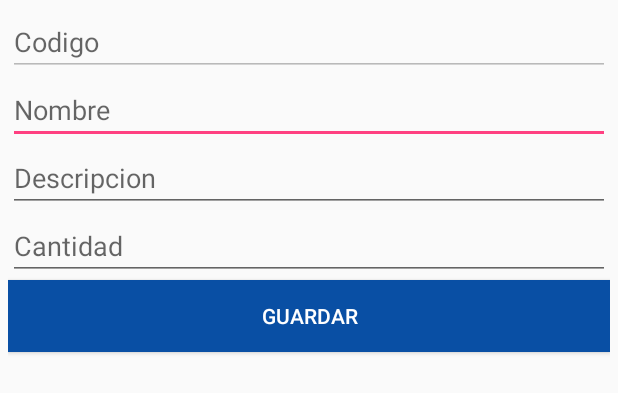
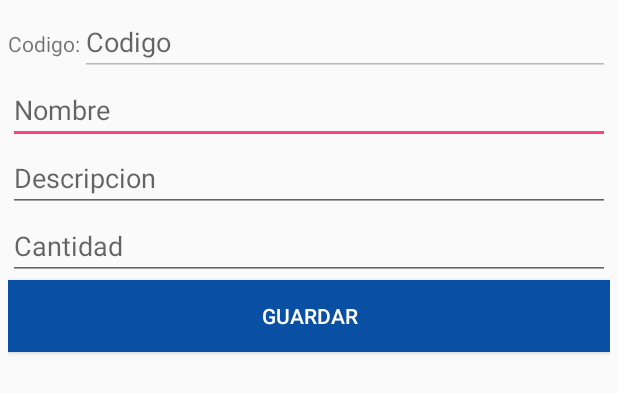
Before and after one commit to johnlopezvega/retomobiledeveloper, an Android app: the layout fragment_edit_product.xml on its own in the app's theme, with its tools: preview values and no code run, on a phone screen of 412 x 824 dp. Shown: the top 393 px of the screen. Run offline under Robolectric (Android 15) with nearby library versions, the phone set to English and light mode, and no system bars.

Commit message:
mejora de titulo para el codigo

```diff
--- a/ProductosBBVA/app/src/main/res/layout/fragment_edit_product.xml
+++ b/ProductosBBVA/app/src/main/res/layout/fragment_edit_product.xml
@@ -6,12 +6,25 @@
     android:orientation="vertical"
     android:padding="5dp">
 
-    <EditText
-        android:id="@+id/textCode"
+    <LinearLayout
         android:layout_width="match_parent"
         android:layout_height="wrap_content"
-        android:enabled="false"
-        android:hint="Codigo"/>
+        android:orientation="horizontal">
+
+        <TextView
+            android:layout_width="wrap_content"
+            android:layout_height="wrap_content"
+            android:text="Codigo:"/>
+
+        <EditText
+            android:id="@+id/textCode"
+            android:layout_width="match_parent"
+            android:layout_height="wrap_content"
+            android:enabled="false"
+            android:hint="Codigo"/>
+    </LinearLayout>
+
+
 
     <EditText
         android:id="@+id/textName"
```
